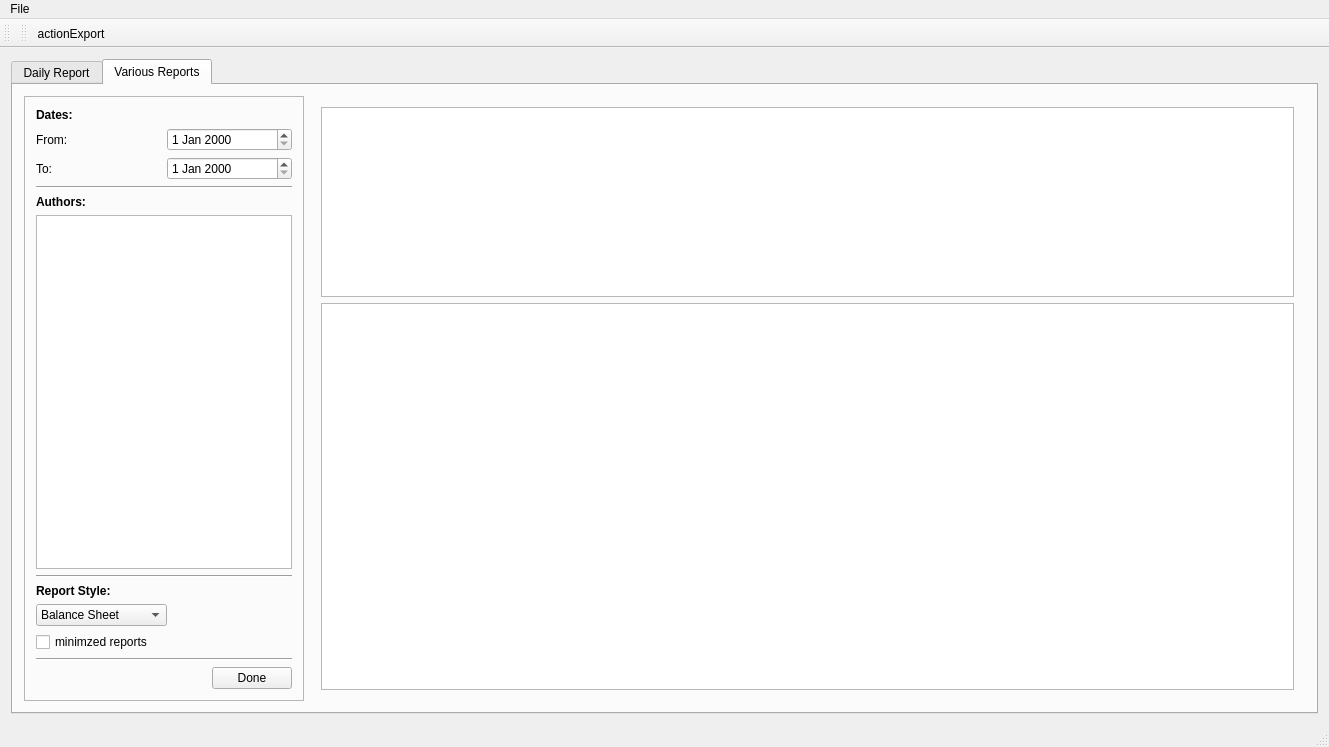
Qt form mainwindow.ui (michalis-git/SalesReportManager) before a commit.
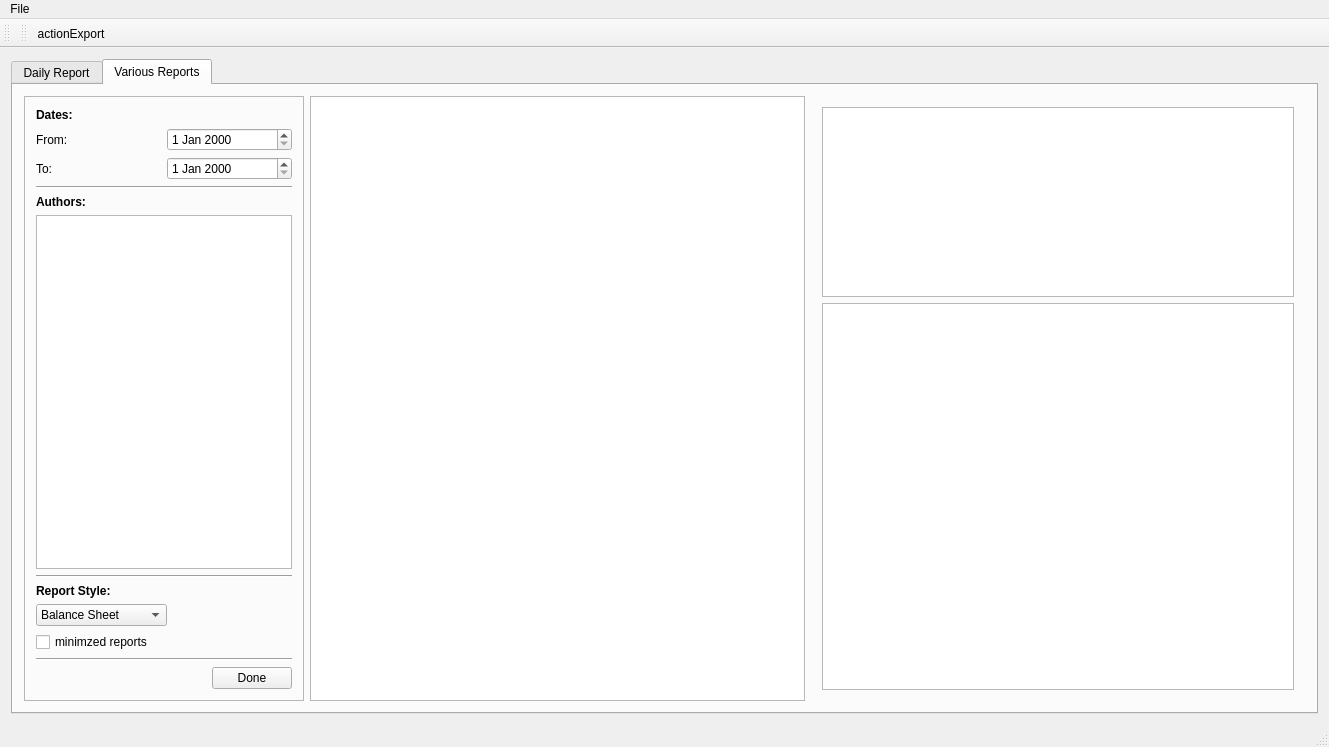
The same form after that commit. The open tabs and pages were chosen to show the change. Icons and pictures are not drawn.

Diff of the .ui file:
```diff
--- a/mainwindow.ui
+++ b/mainwindow.ui
@@ -108,7 +108,7 @@
         <string>Various Reports</string>
        </attribute>
        <layout class="QGridLayout" name="gridLayout_3">
-        <item row="0" column="1">
+        <item row="0" column="2">
          <widget class="QWidget" name="widget" native="true">
           <property name="minimumSize">
            <size>
@@ -346,6 +346,9 @@
           </layout>
          </widget>
         </item>
+        <item row="0" column="1">
+         <widget class="QTableView" name="reportTableView"/>
+        </item>
        </layout>
       </widget>
      </widget>
```
Left out of the diff: 2 changed lines with no effect on the pictures.
